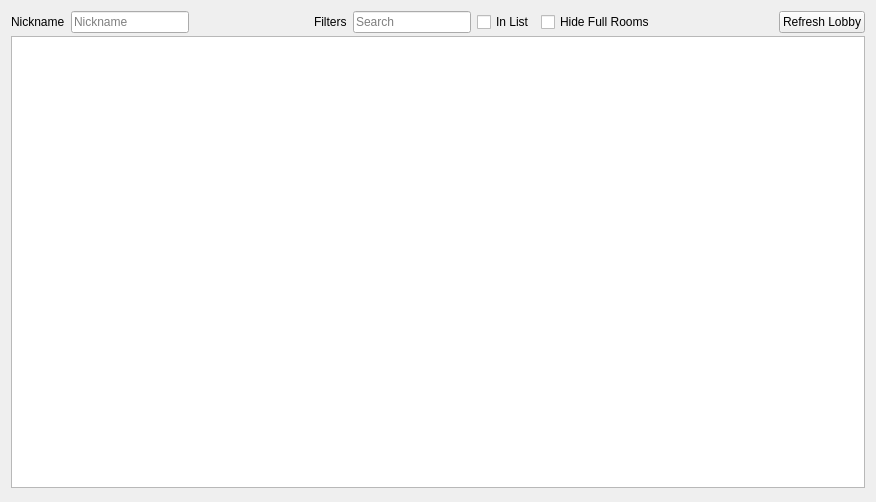
This is src/citra/multiplayer/lobby.ui in GreenAmaranthine/citra as Qt 5 draws it before an edit. The edited form follows.
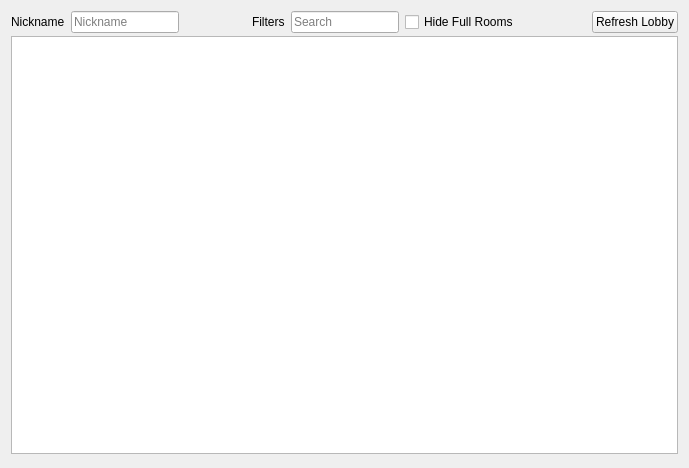
This is the edited form.

```diff
--- a/src/citra/multiplayer/lobby.ui
+++ b/src/citra/multiplayer/lobby.ui
@@ -6,8 +6,8 @@
    <rect>
     <x>0</x>
     <y>0</y>
-    <width>876</width>
-    <height>502</height>
+    <width>689</width>
+    <height>468</height>
    </rect>
   </property>
   <property name="windowTitle">
@@ -70,13 +70,6 @@
            </property>
           </widget>
          </item>
-         <item>
-          <widget class="QCheckBox" name="in_list">
-           <property name="text">
-            <string>In List</string>
-           </property>
-          </widget>
-         </item>
          <item>
           <widget class="QCheckBox" name="hide_full">
            <property name="text">
```
